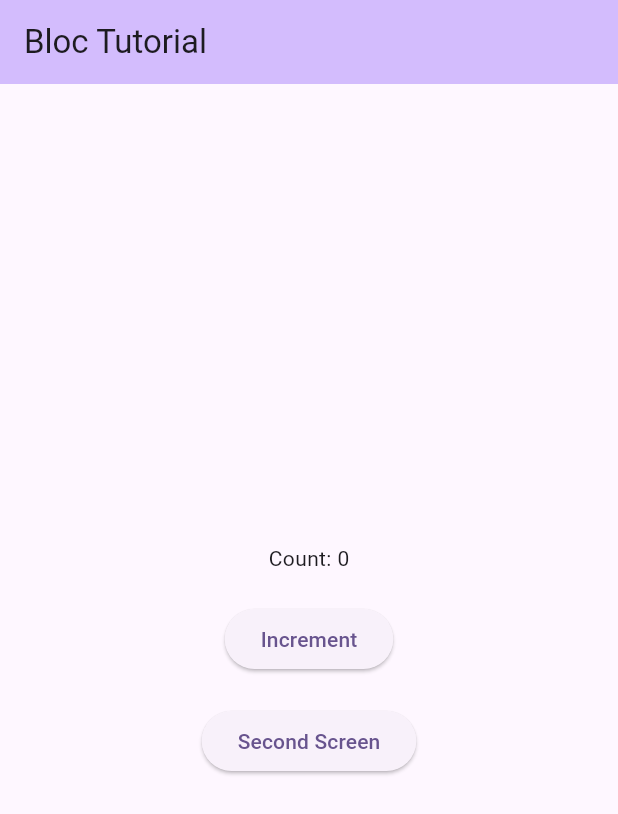
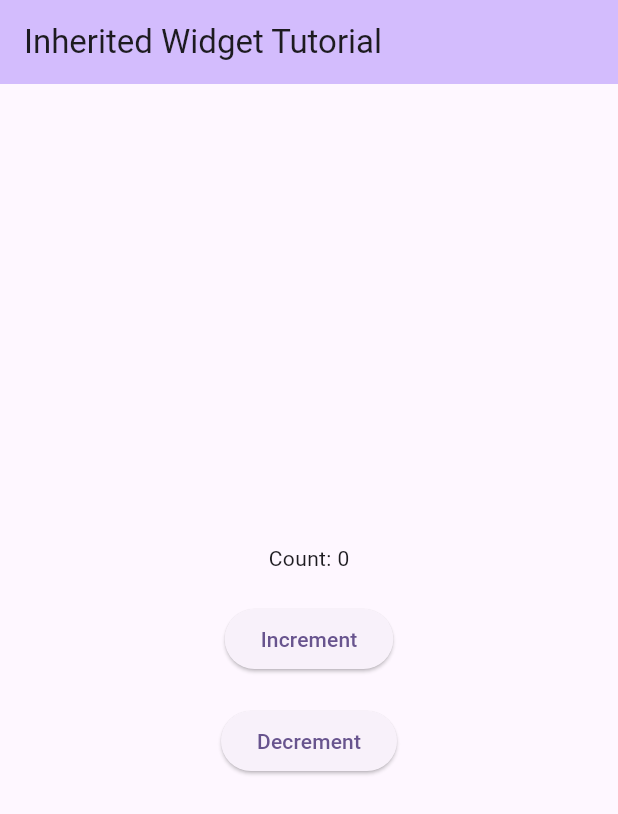
Before and after one commit to karthi-rt/flutter-state-management, a Flutter app: the screen it shows after launch, on a phone screen of 412 x 824 dp. Shown: the top 814 px of the screen. Run offline on Flutter 3.47's test engine with Material 3 defaults, Android fonts, the phone set to English and light mode, and no system bars; our stand-ins replace flutter_bloc, flutter_riverpod, get.

Commit message:
Inherited Widget

```diff
--- /dev/null
+++ b/lib/inherited widget/inherited_home.dart
@@ -0,0 +1,45 @@
+import 'package:flutter/material.dart';
+import 'package:state_management/inherited%20widget/service/app_state.dart';
+
+class InheritedHome extends StatefulWidget {
+  const InheritedHome({super.key});
+
+  @override
+  State<InheritedHome> createState() => _InheritedHome();
+}
+
+class _InheritedHome extends State<InheritedHome> {
+  @override
+  Widget build(BuildContext context) {
+
+    final appState = AppState.of(context);
+
+    return Scaffold(
+      appBar: AppBar(
+        backgroundColor: Theme.of(context).colorScheme.inversePrimary,
+        title: Text("Inherited Widget Tutorial"),
+      ),
+      body: Center(
+        child: Column(
+          mainAxisAlignment: MainAxisAlignment.center,
+          children: <Widget>[
+            Text("Count: ${appState?.count}"),
+
+            SizedBox(height: 20),
+            ElevatedButton(onPressed: () {
+              appState?.increment();
+            }, child: Text("Increment")),
+            SizedBox(height: 20),
+
+            ElevatedButton(
+              onPressed: () {
+                appState?.decrement();
+              },
+              child: Text("Decrement"),
+            ),
+          ],
+        ),
+      ),
+    );
+  }
+}
--- /dev/null
+++ b/lib/inherited widget/service/app_state.dart
@@ -0,0 +1,24 @@
+import 'package:flutter/widgets.dart';
+
+class AppState extends InheritedWidget {
+  final int count;
+  final Function increment;
+  final Function decrement;
+
+  const AppState({
+    super.key,
+    required this.count,
+    required this.increment,
+    required this.decrement,
+    required Widget child,
+  }) : super(child: child);
+
+  static AppState? of(BuildContext context) {
+    return context.dependOnInheritedWidgetOfExactType<AppState>();
+  }
+
+  @override
+  bool updateShouldNotify(covariant InheritedWidget oldWidget) {
+    return true;
+  }
+}
--- a/lib/main.dart
+++ b/lib/main.dart
@@ -5,6 +5,8 @@ import 'package:get/get.dart';
 import 'package:provider/provider.dart';
 import 'package:state_management/bloc/bloc_home.dart';
 import 'package:state_management/bloc/service/counter_bloc.dart';
+import 'package:state_management/inherited%20widget/inherited_home.dart';
+import 'package:state_management/inherited%20widget/service/app_state.dart';
 import 'package:state_management/provider/provider_home.dart';
 import 'package:state_management/provider/service/provider_screen.dart';
 import 'package:state_management/riverpod/riverpod_home.dart';
@@ -16,6 +18,51 @@ void main() {
   runApp(const MyApp());
 }
 
+class MyApp extends StatefulWidget {
+  const MyApp({super.key});
+
+  @override
+  State<MyApp> createState() => _MyAppState();
+}
+
+// whenever this screen runs calls the appstate
+class _MyAppState extends State<MyApp> {
+  int count = 0;
+
+  void _increment() {
+    setState(() {
+      count++;
+    });
+  }
+
+  void _decrement() {
+    setState(() {
+      count--;
+    });
+  }
+
+  @override
+  Widget build(BuildContext context) {
+    return MaterialApp(
+      debugShowCheckedModeBanner: false,
+      title: 'Flutter State Management',
+      theme: ThemeData(
+        primarySwatch: Colors.blue,
+        colorScheme: ColorScheme.fromSeed(seedColor: Colors.deepPurple),
+      ),
+      home: AppState(
+        count: count,
+        increment: _increment,
+        decrement: _decrement,
+        child: InheritedHome(),
+      ),
+    );
+  }
+}
+
+
+// For Bloc wrap MaterialApp widh BlocProvider
+/*
 class MyApp extends StatelessWidget {
   const MyApp({super.key});
   @override
@@ -34,6 +81,7 @@ class MyApp extends StatelessWidget {
     );
   }
 }
+*/
 
 
 // For Riverpod wrap MaterialApp with ProviderScope
```
